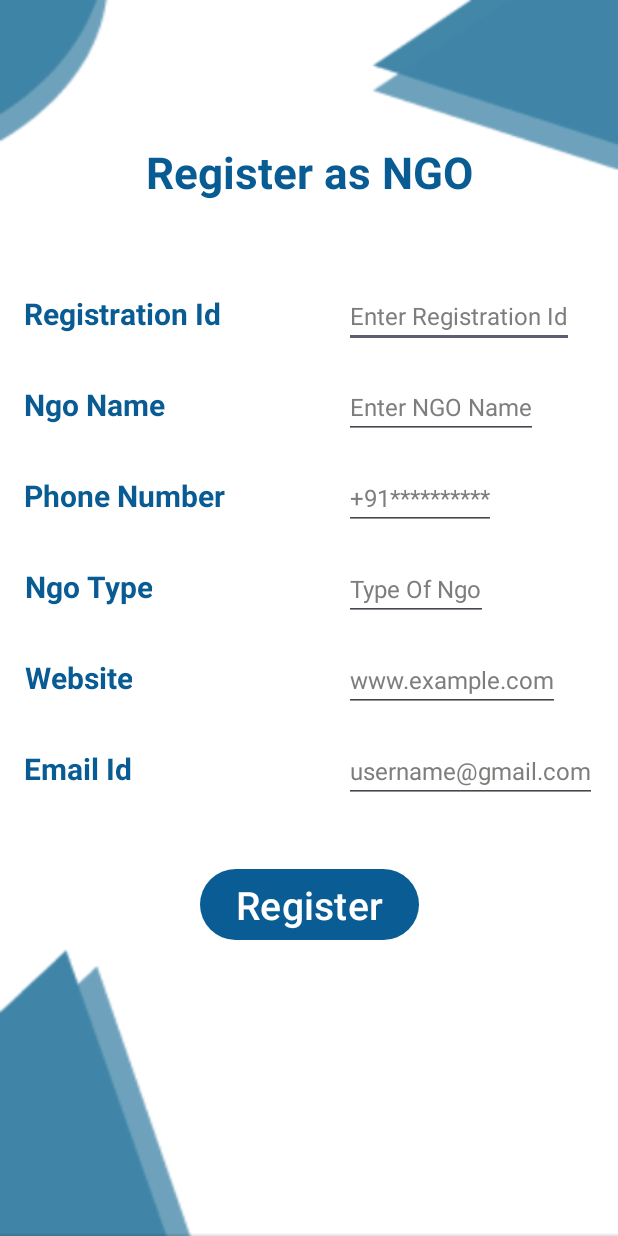
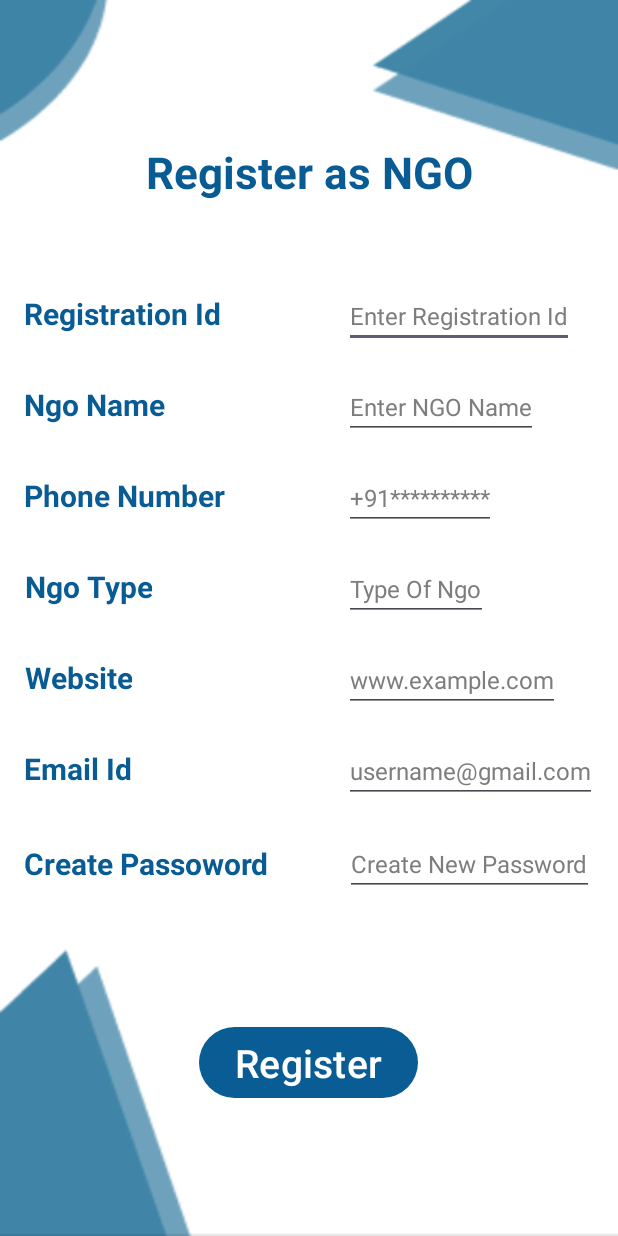
Before and after one commit to rahulmukati67/NGO-CONNECT-APP, an Android app: the NgoRegistrationPage screen opened directly, with no data from a screen before it, on a phone screen of 412 x 824 dp. Run offline under Robolectric (Android 15) with nearby library versions, the light colour scheme and no system bars; our stand-ins replace Firebase (no records; nobody signed in at launch, a user with empty details on screens opened directly).

Commit message:
NGO Registration

```diff
--- a/app/src/main/java/com/project/ngoconnectapp/MainActivity.kt
+++ b/app/src/main/java/com/project/ngoconnectapp/MainActivity.kt
@@ -58,7 +58,7 @@ class MainActivity : AppCompatActivity(), NavigationView.OnNavigationItemSelecte
         profileImage = headerLayout.findViewById<ImageView>(R.id.imgProfile)
         tvUserName = headerLayout.findViewById(R.id.tvName)
 
-        if (auth.currentUser != null) {
+        if (auth.currentUser != null ) {
 
             getData()
 
--- a/app/src/main/java/com/project/ngoconnectapp/NgoRegistrationPage.kt
+++ b/app/src/main/java/com/project/ngoconnectapp/NgoRegistrationPage.kt
@@ -1,11 +1,86 @@
 package com.project.ngoconnectapp
 
+
+import android.content.Intent
 import androidx.appcompat.app.AppCompatActivity
 import android.os.Bundle
+import android.widget.Button
+import android.widget.EditText
+import com.google.firebase.database.DataSnapshot
+import com.google.firebase.database.DatabaseError
+import com.google.firebase.database.ValueEventListener
+import com.google.firebase.database.ktx.database
+import com.google.firebase.ktx.Firebase
+
 
 class NgoRegistrationPage : AppCompatActivity() {
+
+     private lateinit var ngoRegId : EditText
+     private lateinit var ngoName : EditText
+    private lateinit var ngoContactNumber : EditText
+    private lateinit var ngoType : EditText
+    private lateinit var ngoWebsite : EditText
+    private lateinit var ngoEmail : EditText
+    private lateinit var ngoPassword : EditText
+    private lateinit var btnRegAsNgo:Button
+
+
     override fun onCreate(savedInstanceState: Bundle?) {
         super.onCreate(savedInstanceState)
         setContentView(R.layout.activity_ngo_registration_page)
+
+        ngoName = findViewById(R.id.ngoName)
+        ngoRegId = findViewById(R.id.ngoRegId)
+        ngoContactNumber= findViewById(R.id.ngoContactNumber)
+        ngoType = findViewById(R.id.ngoType)
+        ngoWebsite = findViewById(R.id.ngoWebsite)
+        ngoEmail = findViewById(R.id.ngoEmail)
+        ngoPassword = findViewById(R.id.ngoPassword)
+        btnRegAsNgo=findViewById(R.id.btnRegAsNgo)
+
+        val database = Firebase.database
+        val dbRef =  database.getReference("ngoDetails")
+        val ngoList = arrayListOf<Ngo_data>()
+
+        btnRegAsNgo.setOnClickListener {
+            val ngoName = ngoName.text.toString()
+            val ngoRegId = ngoRegId.text.toString()
+            val ngoContactNumber = ngoContactNumber.text.toString()
+            val ngoType = ngoType.text.toString()
+            val ngoWebsite = ngoWebsite.text.toString()
+            val ngoEmail = ngoEmail.text.toString()
+            val ngoPassword = ngoPassword.text.toString()
+
+
+
+            val  newNgoReg = Ngo_data(ngoRegId,ngoName,ngoContactNumber,ngoEmail, ngoType ,ngoWebsite , ngoPassword)
+            dbRef.child(newNgoReg.uniqueId.toString()).setValue(newNgoReg)
+
+            dbRef.addValueEventListener(object : ValueEventListener {
+                override fun onDataChange(snapshot: DataSnapshot) {
+                    ngoList.clear()
+                    if(snapshot.exists()){
+                        for(ngoSnap in snapshot.children){
+                            val ngoData = ngoSnap.getValue(Ngo_data::class.java)
+                            ngoList.add(ngoData!!)
+                        }
+                    }
+                     val intent = Intent(this@NgoRegistrationPage, MainActivity::class.java)
+                     finish()
+                    startActivity(intent)
+
+
+                }
+
+                override fun onCancelled(error: DatabaseError) {
+
+                }
+
+
+            })
+
+        }
+
+
     }
 }
--- a/app/src/main/java/com/project/ngoconnectapp/Ngo_data.kt
+++ b/app/src/main/java/com/project/ngoconnectapp/Ngo_data.kt
@@ -7,5 +7,6 @@ data class Ngo_data(
     var emailId :String? = null,
     var ngoType : String? = null,
     var ngoWeb : String?=null,
+    var ngoPassword:String?=null,
 
 )
--- a/app/src/main/res/layout/activity_ngo_registration_page.xml
+++ b/app/src/main/res/layout/activity_ngo_registration_page.xml
@@ -32,7 +32,7 @@
         android:textColor="#095C93"
         android:textSize="20sp"
         android:textStyle="bold"
-        app:layout_constraintBaseline_toBaselineOf="@+id/ngoUniqueId"
+        app:layout_constraintBaseline_toBaselineOf="@+id/ngoRegId"
         app:layout_constraintStart_toStartOf="@+id/ngoid2" />
 
     <TextView
@@ -68,7 +68,7 @@
         android:textColor="#095C93"
         android:textSize="20sp"
         android:textStyle="bold"
-        app:layout_constraintBaseline_toBaselineOf="@+id/NgoWebsite"
+        app:layout_constraintBaseline_toBaselineOf="@+id/ngoWebsite"
         app:layout_constraintStart_toStartOf="@+id/ngoid5"/>
 
     <TextView
@@ -84,6 +84,23 @@
         app:layout_constraintBaseline_toBaselineOf="@+id/ngoEmail"
         app:layout_constraintStart_toStartOf="parent"/>
 
+
+    <TextView
+        android:id="@+id/ngoid9"
+        android:layout_width="wrap_content"
+        android:layout_height="wrap_content"
+        android:layout_marginStart="16dp"
+        android:layout_marginTop="36dp"
+        android:gravity="center"
+        android:text="Create Passoword"
+        android:textColor="#095C93"
+        android:textSize="20sp"
+        android:textStyle="bold"
+        app:layout_constraintEnd_toStartOf="@+id/ngoPassword"
+        app:layout_constraintHorizontal_bias="0.0"
+        app:layout_constraintStart_toStartOf="parent"
+        app:layout_constraintTop_toBottomOf="@+id/ngoid5" />
+
     <TextView
         android:id="@+id/ngoid4"
         android:layout_width="wrap_content"
@@ -97,7 +114,7 @@
         app:layout_constraintStart_toStartOf="@+id/ngoid3"/>
 
     <EditText
-        android:id="@+id/ngoUniqueId"
+        android:id="@+id/ngoRegId"
         android:layout_width="wrap_content"
         android:layout_height="wrap_content"
         android:layout_marginTop="55dp"
@@ -120,7 +137,7 @@
         android:maxWidth="195dp"
         android:textSize="16sp"
         app:layout_constraintStart_toStartOf="@+id/ngoContactNumber"
-        app:layout_constraintTop_toBottomOf="@+id/ngoUniqueId" />
+        app:layout_constraintTop_toBottomOf="@+id/ngoRegId" />
 
     <EditText
         android:id="@+id/ngoContactNumber"
@@ -136,7 +153,7 @@
         app:layout_constraintTop_toBottomOf="@+id/ngoName" />
 
     <EditText
-        android:id="@+id/NgoWebsite"
+        android:id="@+id/ngoWebsite"
         android:layout_width="wrap_content"
         android:layout_height="wrap_content"
         android:layout_marginTop="18dp"
@@ -156,7 +173,7 @@
         android:lines="1"
         android:maxWidth="195dp"
         android:textSize="16sp"
-        app:layout_constraintStart_toStartOf="@+id/NgoWebsite"
+        app:layout_constraintStart_toStartOf="@+id/ngoWebsite"
         app:layout_constraintTop_toBottomOf="@+id/ngoContactNumber" />
 
     <EditText
@@ -171,19 +188,38 @@
         android:maxWidth="250dp"
         android:textSize="16sp"
         app:layout_constraintEnd_toEndOf="parent"
-        app:layout_constraintTop_toBottomOf="@+id/NgoWebsite" />
+        app:layout_constraintTop_toBottomOf="@+id/ngoWebsite" />
+
+    <EditText
+        android:id="@+id/ngoPassword"
+        android:layout_width="wrap_content"
+        android:layout_height="wrap_content"
+        android:layout_marginTop="80dp"
+        android:layout_marginEnd="16dp"
+        android:hint="Create New Password"
+        android:inputType="text|textEmailAddress"
+        android:lines="1"
+        android:maxWidth="250dp"
+        android:textSize="16sp"
+        app:layout_constraintEnd_toEndOf="parent"
+        app:layout_constraintTop_toBottomOf="@+id/ngoWebsite" />
 
     <Button
         android:id="@+id/btnRegAsNgo"
         android:layout_width="wrap_content"
         android:layout_height="wrap_content"
-        android:layout_marginTop="40dp"
+
+        android:layout_marginTop="126dp"
         android:text="Register"
         android:textColor="@color/white"
         android:textSize="26sp"
+
+        app:layout_constraintBottom_toBottomOf="parent"
         app:layout_constraintEnd_toEndOf="parent"
+        app:layout_constraintHorizontal_bias="0.498"
         app:layout_constraintStart_toStartOf="parent"
-        app:layout_constraintTop_toBottomOf="@+id/ngoEmail" />
+        app:layout_constraintTop_toTopOf="@+id/ngoPassword"
+        app:layout_constraintVertical_bias="0.0" />
 
 
 </androidx.constraintlayout.widget.ConstraintLayout>
```
Also changed, not shown: app/src/main/java/com/project/ngoconnectapp/HomeFragment.kt (+25 -8 lines).
